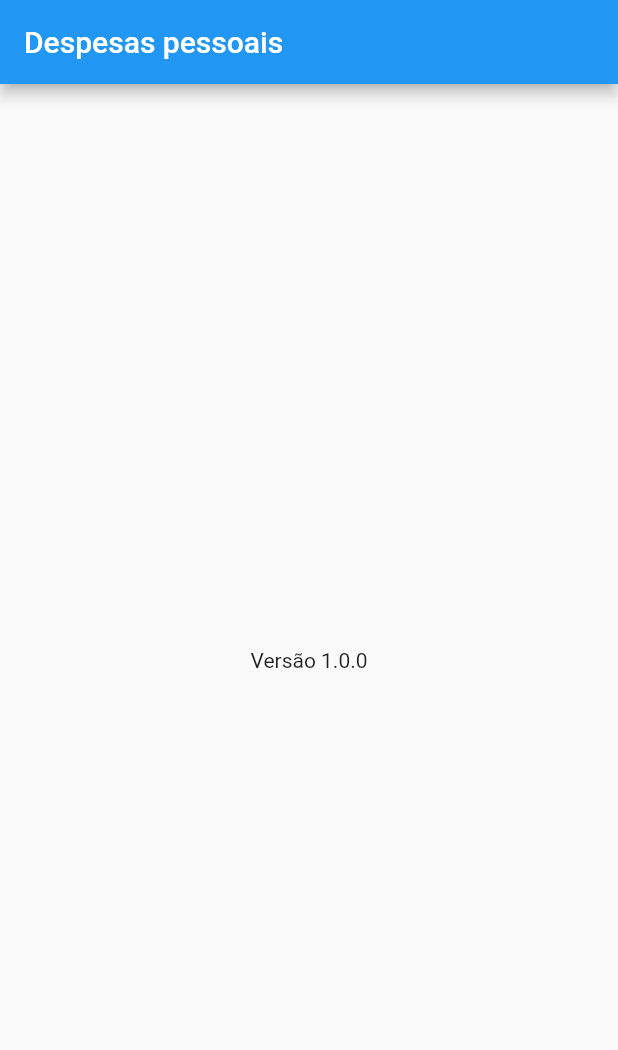
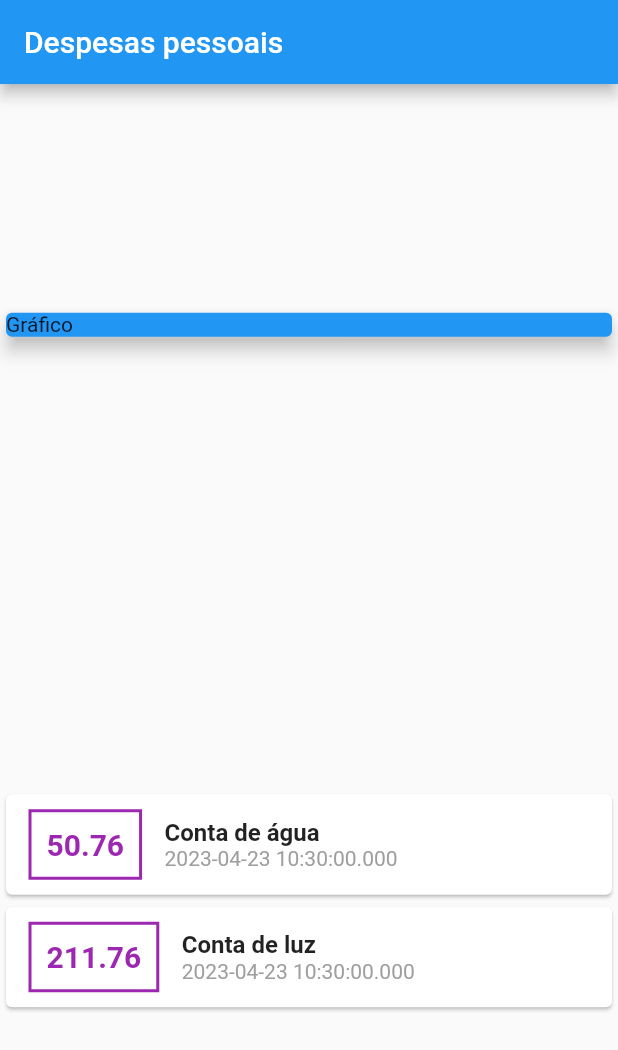
Before and after one commit to jonataslaet/udemy, a Flutter app: the screen it shows after launch, on a phone screen of 412 x 824 dp. Shown: the top 1050 px of the screen. Run offline on Flutter 3.47's test engine with Material 2 defaults, Android fonts, the phone set to English and light mode, and no system bars.

Commit message:
curso-flutter: Construindo App Real - Despesas Pessoais
Criando Classe de Modelo
Mapear Dados para Widgets
Item Lista Personailzado
Aplicando Estilo no Container
Aplicando Estilo no Texto
Desafio Estilo Título & Data

```diff
--- a/ws-curso-flutter/expenses/lib/main.dart
+++ b/ws-curso-flutter/expenses/lib/main.dart
@@ -1,5 +1,6 @@
 
 
+import 'package:expenses/models/transaction.dart';
 import 'package:flutter/material.dart';
 import 'package:flutter/src/widgets/framework.dart';
 import 'package:flutter/src/widgets/placeholder.dart';
@@ -18,16 +19,77 @@ class ExpensesApp extends StatelessWidget {
 }
 
 class MyHomePage extends StatelessWidget {
-  const MyHomePage({super.key});
-
+  final _transactions = [
+    Transaction(id: 't1', title: 'Conta de água', value: 50.76, date: DateTime.now()),
+    Transaction(id: 't2', title: 'Conta de luz', value: 211.76, date: DateTime.now())
+  ];
   @override
   Widget build(BuildContext context) {
     return Scaffold(
       appBar: AppBar(
         title: Text('Despesas pessoais'),
       ),
-      body: Center(
-        child: Text('Versão 1.0.0'),
+      body: Column(
+        mainAxisAlignment: MainAxisAlignment.spaceAround,
+        crossAxisAlignment: CrossAxisAlignment.stretch,
+        children: [
+          Container(
+            width: double.infinity,
+            child: Card(
+              color: Colors.blue,
+              child: Text('Gráfico'),
+              elevation: 5,
+            ),
+          ),
+          Column(
+            children: _transactions.map((t){
+              return Card(
+                child: Row(
+                  children: [
+                    Container(
+                      margin: const EdgeInsets.symmetric(
+                        horizontal: 15,
+                        vertical: 10
+                      ),
+                      decoration: BoxDecoration(
+                        border: Border.all(
+                          color: Colors.purple,
+                          width: 2,
+                        )
+                      ),
+                      padding: EdgeInsets.all(10),
+                      child: Text(
+                        t.value.toString(),
+                        style: const TextStyle(
+                          fontWeight: FontWeight.bold,
+                          fontSize: 20,
+                          color: Colors.purple
+                        ),
+                      ),
+                    ),
+                    Column(
+                      crossAxisAlignment: CrossAxisAlignment.start,
+                      children: [
+                        Text(
+                          t.title,
+                          style: const TextStyle(
+                            fontSize: 16,
+                            fontWeight: FontWeight.bold,
+                          ),
+                        ),
+                        Text(
+                          t.date.toString(),
+                          style: const TextStyle(
+                            color: Colors.grey,
+                          )
+                        ),
+                      ],
+                    )
+                 ]),
+              );
+            }).toList(),
+          )
+        ],
       ),
     );
   }
--- /dev/null
+++ b/ws-curso-flutter/expenses/lib/models/transaction.dart
@@ -0,0 +1,8 @@
+class Transaction {
+  final String id;
+  final String title;
+  final double value;
+  final DateTime date;
+
+  Transaction({required this.id, required this.title, required this.value, required this.date});
+}
```
